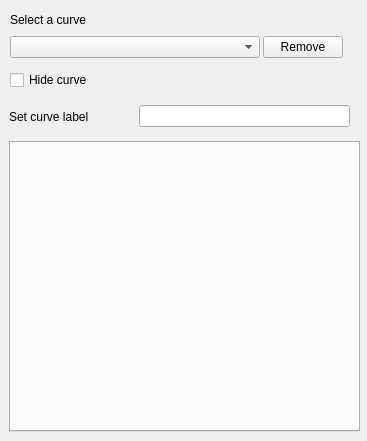
This is qt/python/mantidqt/widgets/plotconfigdialog/curvestabwidget/curves_tab.ui in mantidproject/mantid as Qt 5 draws it before an edit. The edited form follows.
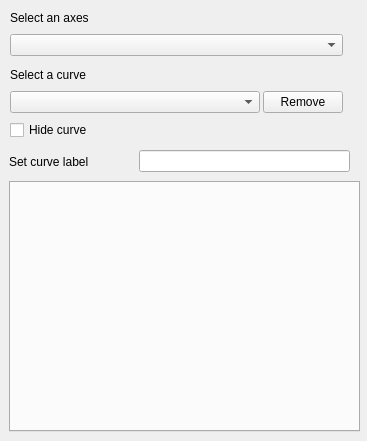
This is the edited form.

Commit message: Add top level options for curves tab

```diff
--- a/qt/python/mantidqt/widgets/plotconfigdialog/curvestabwidget/curves_tab.ui
+++ b/qt/python/mantidqt/widgets/plotconfigdialog/curvestabwidget/curves_tab.ui
@@ -17,7 +17,7 @@
    <property name="geometry">
     <rect>
      <x>9</x>
-     <y>101</y>
+     <y>146</y>
      <width>341</width>
      <height>31</height>
     </rect>
@@ -52,7 +52,7 @@
    <property name="geometry">
     <rect>
      <x>10</x>
-     <y>12</y>
+     <y>67</y>
      <width>81</width>
      <height>16</height>
     </rect>
@@ -65,9 +65,9 @@
    <property name="geometry">
     <rect>
      <x>9</x>
-     <y>141</y>
+     <y>181</y>
      <width>351</width>
-     <height>291</height>
+     <height>251</height>
     </rect>
    </property>
    <property name="currentIndex">
@@ -78,7 +78,7 @@
    <property name="geometry">
     <rect>
      <x>10</x>
-     <y>70</y>
+     <y>120</y>
      <width>87</width>
      <height>20</height>
     </rect>
@@ -87,11 +87,11 @@
     <string>Hide curve</string>
    </property>
   </widget>
-  <widget class="QWidget" name="">
+  <widget class="QWidget" name="layoutWidget">
    <property name="geometry">
     <rect>
      <x>10</x>
-     <y>35</y>
+     <y>90</y>
      <width>333</width>
      <height>25</height>
     </rect>
@@ -143,6 +143,47 @@
     </item>
    </layout>
   </widget>
+  <widget class="QWidget" name="layoutWidget_2">
+   <property name="geometry">
+    <rect>
+     <x>10</x>
+     <y>33</y>
+     <width>333</width>
+     <height>25</height>
+    </rect>
+   </property>
+   <layout class="QHBoxLayout" name="horizontalLayout_2">
+    <item>
+     <widget class="QComboBox" name="select_axes_combo_box">
+      <property name="sizePolicy">
+       <sizepolicy hsizetype="Minimum" vsizetype="Fixed">
+        <horstretch>0</horstretch>
+        <verstretch>0</verstretch>
+       </sizepolicy>
+      </property>
+      <property name="minimumSize">
+       <size>
+        <width>250</width>
+        <height>0</height>
+       </size>
+      </property>
+     </widget>
+    </item>
+   </layout>
+  </widget>
+  <widget class="QLabel" name="select_axes_label">
+   <property name="geometry">
+    <rect>
+     <x>10</x>
+     <y>10</y>
+     <width>81</width>
+     <height>16</height>
+    </rect>
+   </property>
+   <property name="text">
+    <string>Select an axes</string>
+   </property>
+  </widget>
  </widget>
  <resources/>
  <connections/>
```
The commit also changes 9 other files.
